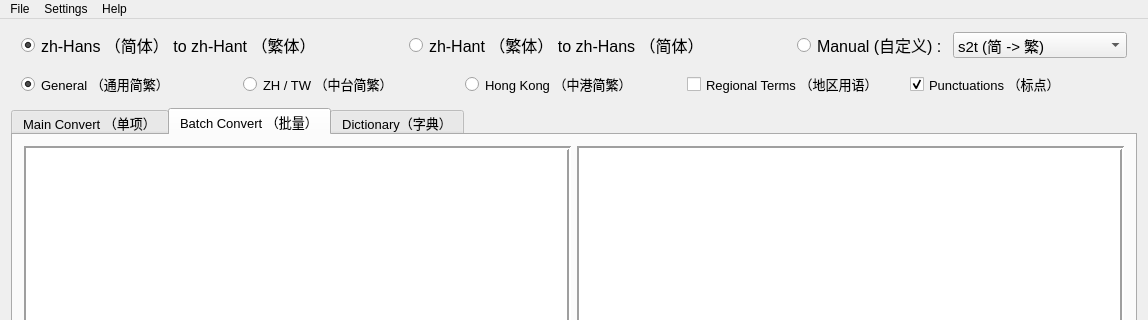
laisuk/ZhoConverterQt, file mainwindow.ui: the form before one commit; both pictures show x 0 to 1148 and y 0 to 320 of the 1148 by 708 pixel window.
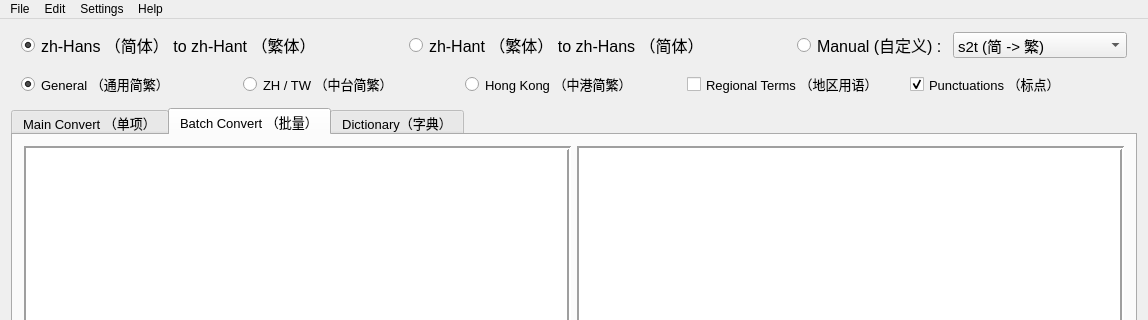
The form after the commit. Icons and pictures are not drawn. Custom widgets are drawn as their Qt base class.

Commit message: Added Find and Replace Dialog Box

The edit to the form file:
```diff
--- a/mainwindow.ui
+++ b/mainwindow.ui
@@ -1561,7 +1561,15 @@
     <addaction name="separator"/>
     <addaction name="actionSelectEditorFont"/>
    </widget>
+   <widget class="QMenu" name="menuEdit">
+    <property name="title">
+     <string>Edit</string>
+    </property>
+    <addaction name="actionFind"/>
+    <addaction name="actionReplace"/>
+   </widget>
    <addaction name="menuFile"/>
+   <addaction name="menuEdit"/>
    <addaction name="menuSettings"/>
    <addaction name="menuHelp"/>
   </widget>
```
Left out of the diff: 16 changed lines with no effect on the pictures. The commit also changes 5 other files.
